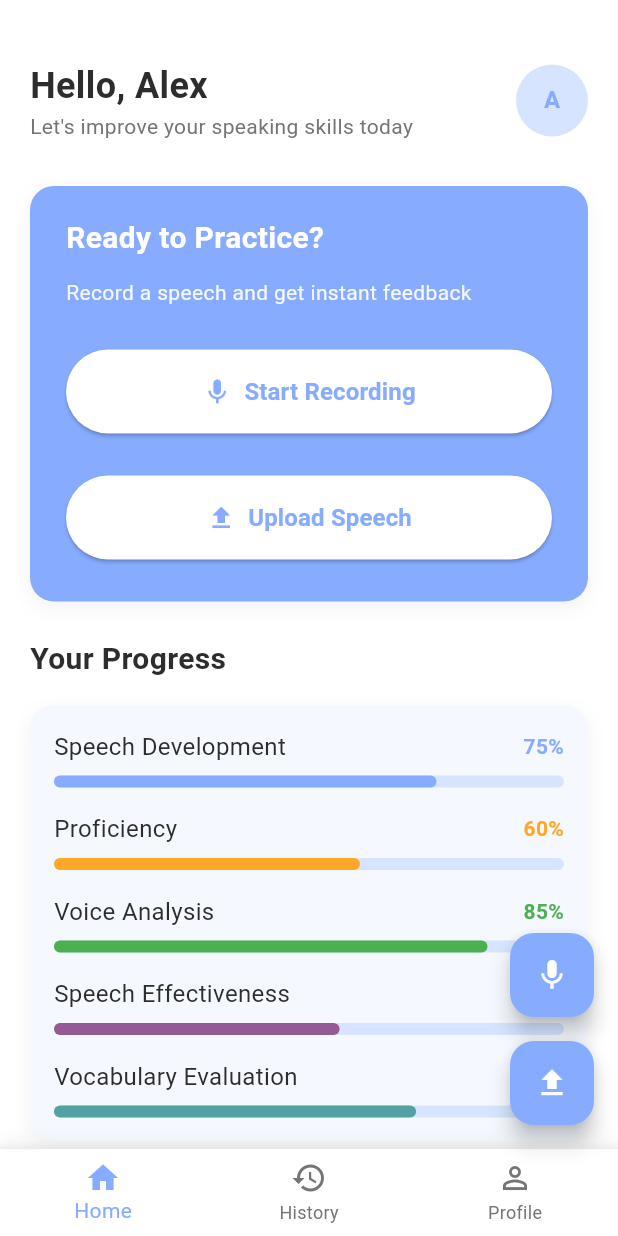
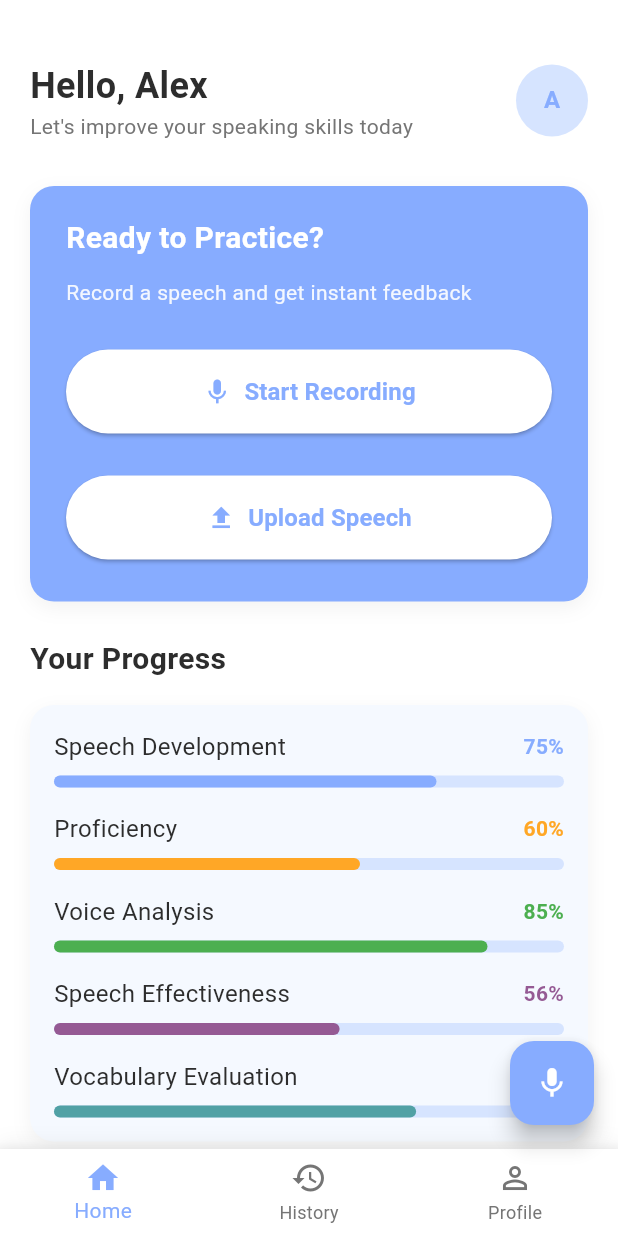
Before and after one commit to naela-girsy-projects/Project-VocalLabs, a Flutter app: the HomeScreen screen opened by its route, on a phone screen of 412 x 824 dp. Run offline on Flutter 3.47's test engine with Material 3 defaults, Android fonts, the phone set to English and light mode, and no system bars; our stand-ins replace fl_chart, image_picker; Roboto replaces fonts that are missing (Poppins).

Commit message:
made changes to the home screen part 1

```diff
--- a/Client/lib/screens/home_screen.dart
+++ b/Client/lib/screens/home_screen.dart
@@ -68,25 +68,12 @@ class _HomeScreenState extends State<HomeScreen> {
       ),
       floatingActionButton:
           _selectedIndex == 0
-              ? Column(
-                mainAxisAlignment: MainAxisAlignment.end,
-                children: [
-                  FloatingActionButton(
-                    onPressed: () {
-                      Navigator.pushNamed(context, '/analysis');
-                    },
-                    backgroundColor: AppColors.primaryBlue,
-                    child: const Icon(Icons.mic),
-                  ),
-                  const SizedBox(height: 16),
-                  FloatingActionButton(
-                    onPressed: () {
-                      Navigator.pushNamed(context, '/upload_confirmation');
-                    },
-                    backgroundColor: AppColors.primaryBlue,
-                    child: const Icon(Icons.upload),
-                  ),
-                ],
+              ? FloatingActionButton(
+                onPressed: () {
+                  Navigator.pushNamed(context, '/analysis');
+                },
+                backgroundColor: AppColors.primaryBlue,
+                child: const Icon(Icons.mic),
               )
               : null,
       floatingActionButtonLocation: FloatingActionButtonLocation.endFloat,
@@ -359,13 +346,3 @@ class _DashboardTab extends StatelessWidget {
     );
   }
 }
-
-// Add placeholder widgets for other tabs
-class _HistoryTab extends StatelessWidget {
-  const _HistoryTab();
-
-  @override
-  Widget build(BuildContext context) {
-    return const Center(child: Text('History Tab'));
-  }
-}
```
